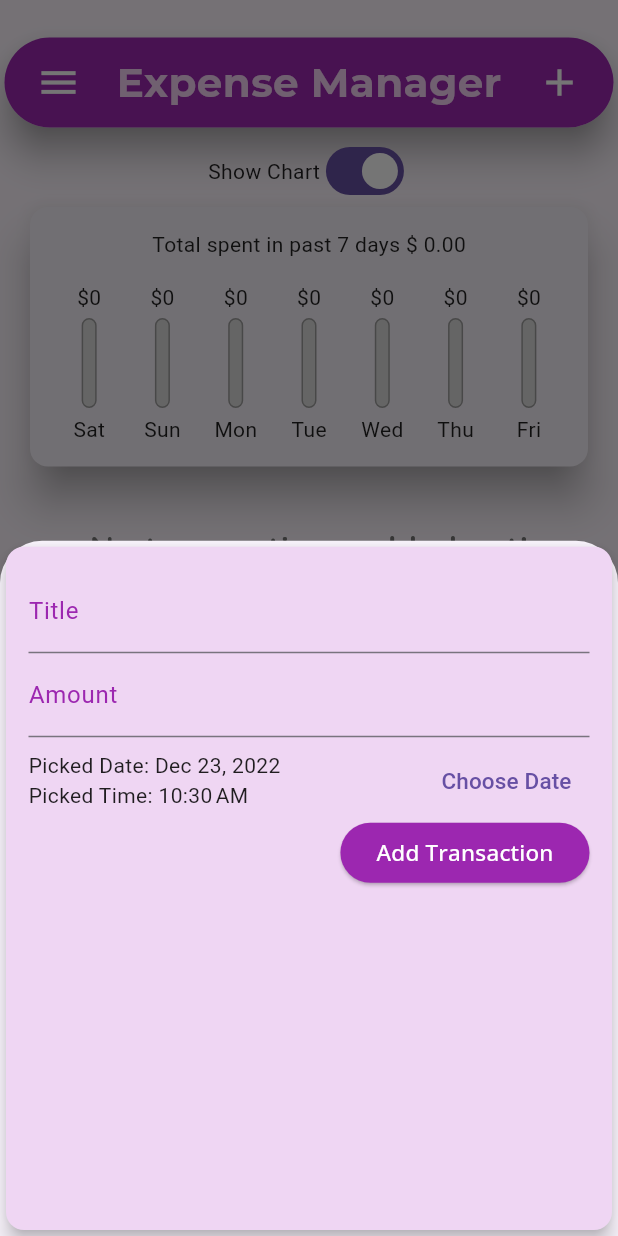
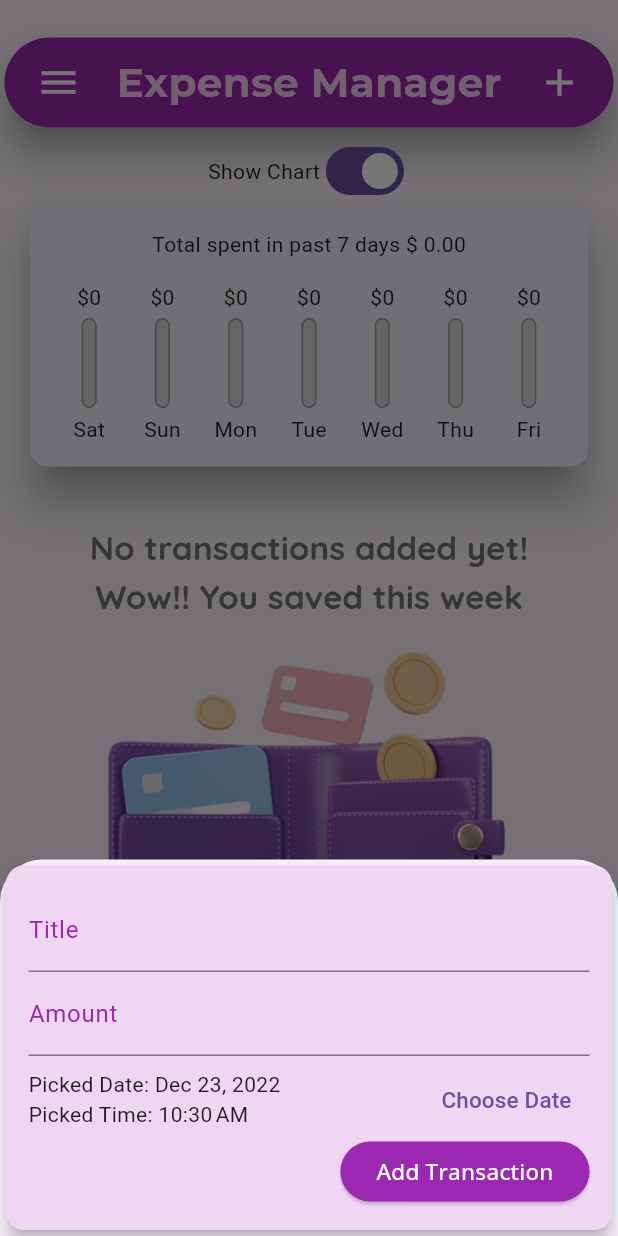
Before and after one commit to Sahilpervez/expense-tracker, a Flutter app: the screen it shows after launch, after a tap on the "add" icon, on a phone screen of 412 x 824 dp. Run offline on Flutter 3.47's test engine with Material 2 defaults, Android fonts, the phone set to English and light mode, and no system bars; our stand-ins replace gap, get.

Commit message:
modified the input sheet

```diff
--- a/lib/main.dart
+++ b/lib/main.dart
@@ -218,7 +218,7 @@
                   ],
                 ),
                 if(_showchart == true) Chart(_recentTransactions) ,
-                TransactionList(_userTransaction, _deleteTranx),
+                TransactionList(_userTransaction, _deleteTranx, isLandscape),
               ],
             ),
           ],
--- a/lib/widgets/new_transactions.dart
+++ b/lib/widgets/new_transactions.dart
@@ -24,9 +24,9 @@
       if (kDebugMode) {
         print("No new transactions added");
       }
-      return ;
+      return;
     }
-    widget.addTranx(enteredTitle, enteredAmount,_selectedDate);
+    widget.addTranx(enteredTitle, enteredAmount, _selectedDate);
     Navigator.of(context).pop();
   }
 
@@ -66,7 +66,7 @@
       t2.hour,
       t2.minute,
     );
-    setState((){
+    setState(() {
       _selectedDate = datetime;
     });
   }
@@ -92,11 +92,17 @@
 
   @override
   Widget build(BuildContext context) {
-    return Card(
+    return SingleChildScrollView(
+      child: Card(
         color: Color(0xFFEFD6F3),
         elevation: 5,
         child: Container(
-        padding: EdgeInsets.all(15),
+          padding: EdgeInsets.only(
+            top: 15,
+            left: 15,
+            right: 15,
+            bottom: MediaQuery.of(context).viewInsets.bottom + 15
+          ),
           child: Column(
             crossAxisAlignment: CrossAxisAlignment.end,
             children: [
@@ -177,6 +183,7 @@
             ],
           ),
         ),
+      ),
     );
   }
 }
--- a/lib/widgets/transaction_list.dart
+++ b/lib/widgets/transaction_list.dart
@@ -5,36 +5,11 @@
 import '../models/transaction.dart';
 
 class TransactionList extends StatelessWidget {
-  const TransactionList(this.userTranx,this.deletetransaction, {super.key});
+  TransactionList(this.userTranx,this.deletetransaction, this._islandscape, {super.key} );
   final List<Transaction> userTranx;
   final Function deletetransaction;
-  // final List<Transaction> _userTransaction = [
-  //   Transaction(
-  //     id: "t1",
-  //     title: "New Shoes",
-  //     amount: 69.99,
-  //     date: DateTime.now(),
-  //   ),
-  //   Transaction(
-  //     id: "t2",
-  //     title: "Weekly Grocery",
-  //     amount: 29.58,
-  //     date: DateTime.now(),
-  //   ),
-  // ];
-  //
-  // void _addUserTransaction(String txTitle, num txAmount) {
-  //   final NewTx = Transaction(
-  //     id: DateTime.now().toString(),
-  //     title: txTitle,
-  //     amount: txAmount,
-  //     date: DateTime.now(),
-  //   );
-  //   setState(() {
-  //     _userTransaction.add(NewTx);
-  //   });
-  // }
 
+  final bool _islandscape ;
 
   @override
   Widget build(BuildContext context) {
@@ -63,10 +38,10 @@
                         fontFamily: 'Quicksand',
                       ),
                 ),
-                Gap(50),
+                Gap(10),
                 Image.asset(
                   "assets/Images/purple_wallet_small.png",
-                  scale: 1.4,
+                  scale: (_islandscape) ? 3 : 1.4,
                   fit: BoxFit.contain,
                 )
               ],
```
Lines whose indentation alone changed are shown as unchanged.
